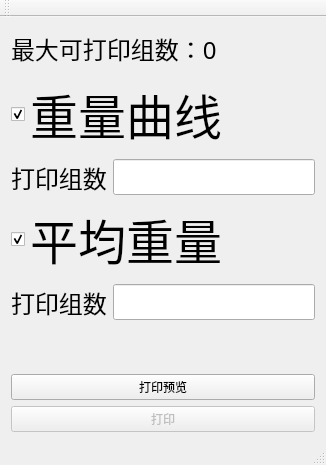
Above: PRT/PRT.ui from DR-Pharm/QPrinter before the change. Below: the same form after it.
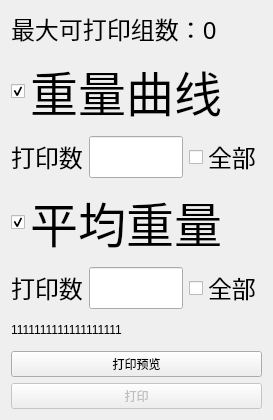
That is the form after the change.

Diff of the .ui file:
```diff
--- a/PRT/PRT.ui
+++ b/PRT/PRT.ui
@@ -6,8 +6,8 @@
    <rect>
     <x>0</x>
     <y>0</y>
-    <width>326</width>
-    <height>465</height>
+    <width>273</width>
+    <height>420</height>
    </rect>
   </property>
   <property name="windowTitle">
@@ -19,7 +19,7 @@
      <widget class="QLabel" name="label">
       <property name="font">
        <font>
-        <family>Agency FB</family>
+        <family>幼圆</family>
         <pointsize>18</pointsize>
        </font>
       </property>
@@ -45,16 +45,17 @@
      </widget>
     </item>
     <item>
-     <layout class="QHBoxLayout" name="horizontalLayout_2">
+     <layout class="QHBoxLayout" name="horizontalLayout">
       <item>
        <widget class="QLabel" name="label_2">
         <property name="font">
          <font>
+          <family>幼圆</family>
           <pointsize>18</pointsize>
          </font>
         </property>
         <property name="text">
-         <string>打印组数</string>
+         <string>打印数</string>
         </property>
        </widget>
       </item>
@@ -62,11 +63,25 @@
        <widget class="QLineEdit" name="lineEdit">
         <property name="font">
          <font>
+          <family>幼圆</family>
           <pointsize>18</pointsize>
          </font>
         </property>
        </widget>
       </item>
+      <item>
+       <widget class="QCheckBox" name="checkBox">
+        <property name="font">
+         <font>
+          <family>幼圆</family>
+          <pointsize>18</pointsize>
+         </font>
+        </property>
+        <property name="text">
+         <string>全部</string>
+        </property>
+       </widget>
+      </item>
      </layout>
     </item>
     <item>
@@ -86,16 +101,17 @@
      </widget>
     </item>
     <item>
-     <layout class="QHBoxLayout" name="horizontalLayout">
+     <layout class="QHBoxLayout" name="horizontalLayout_2">
       <item>
        <widget class="QLabel" name="label_3">
         <property name="font">
          <font>
+          <family>幼圆</family>
           <pointsize>18</pointsize>
          </font>
         </property>
         <property name="text">
-         <string>打印组数</string>
+         <string>打印数</string>
         </property>
        </widget>
       </item>
@@ -103,17 +119,31 @@
        <widget class="QLineEdit" name="lineEdit_2">
         <property name="font">
          <font>
+          <family>幼圆</family>
           <pointsize>18</pointsize>
          </font>
         </property>
        </widget>
       </item>
+      <item>
+       <widget class="QCheckBox" name="checkBox_2">
+        <property name="font">
+         <font>
+          <family>幼圆</family>
+          <pointsize>18</pointsize>
+         </font>
+        </property>
+        <property name="text">
+         <string>全部</string>
+        </property>
+       </widget>
+      </item>
      </layout>
     </item>
     <item>
      <widget class="QLabel" name="lb_PrinterName">
       <property name="text">
-       <string/>
+       <string>1111111111111111111</string>
       </property>
      </widget>
     </item>
@@ -142,25 +172,6 @@
     </item>
    </layout>
   </widget>
-  <widget class="QMenuBar" name="menuBar">
-   <property name="geometry">
-    <rect>
-     <x>0</x>
-     <y>0</y>
-     <width>326</width>
-     <height>23</height>
-    </rect>
-   </property>
-  </widget>
-  <widget class="QToolBar" name="mainToolBar">
-   <attribute name="toolBarArea">
-    <enum>TopToolBarArea</enum>
-   </attribute>
-   <attribute name="toolBarBreak">
-    <bool>false</bool>
-   </attribute>
-  </widget>
-  <widget class="QStatusBar" name="statusBar"/>
  </widget>
  <layoutdefault spacing="6" margin="11"/>
  <resources>
```
